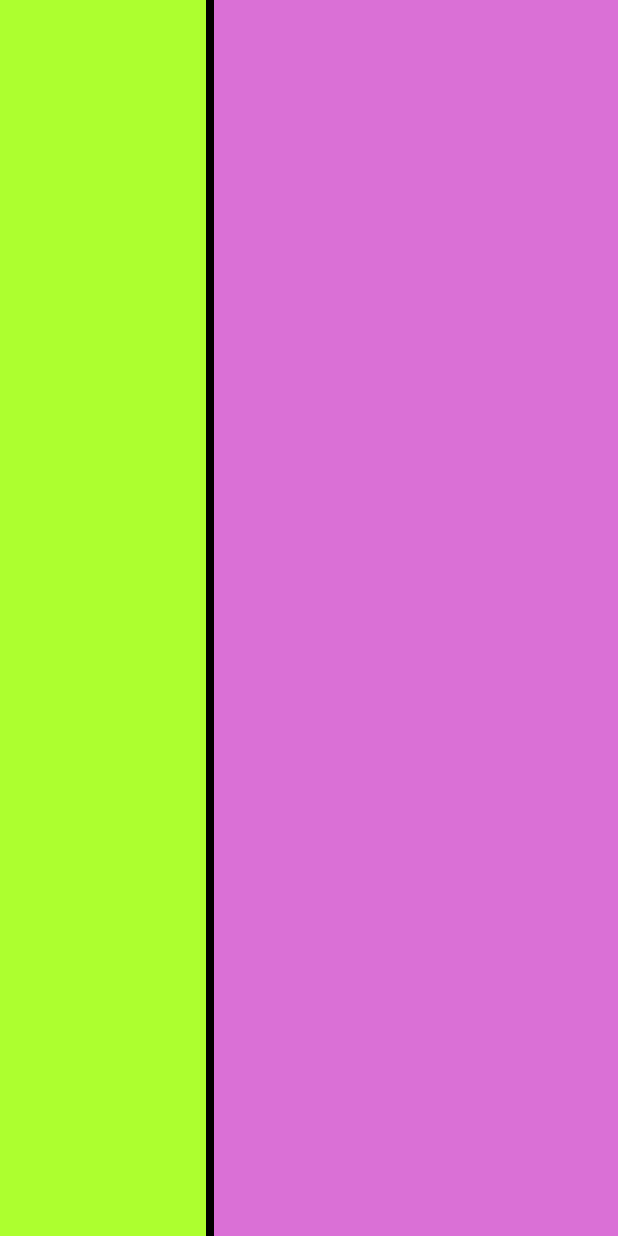
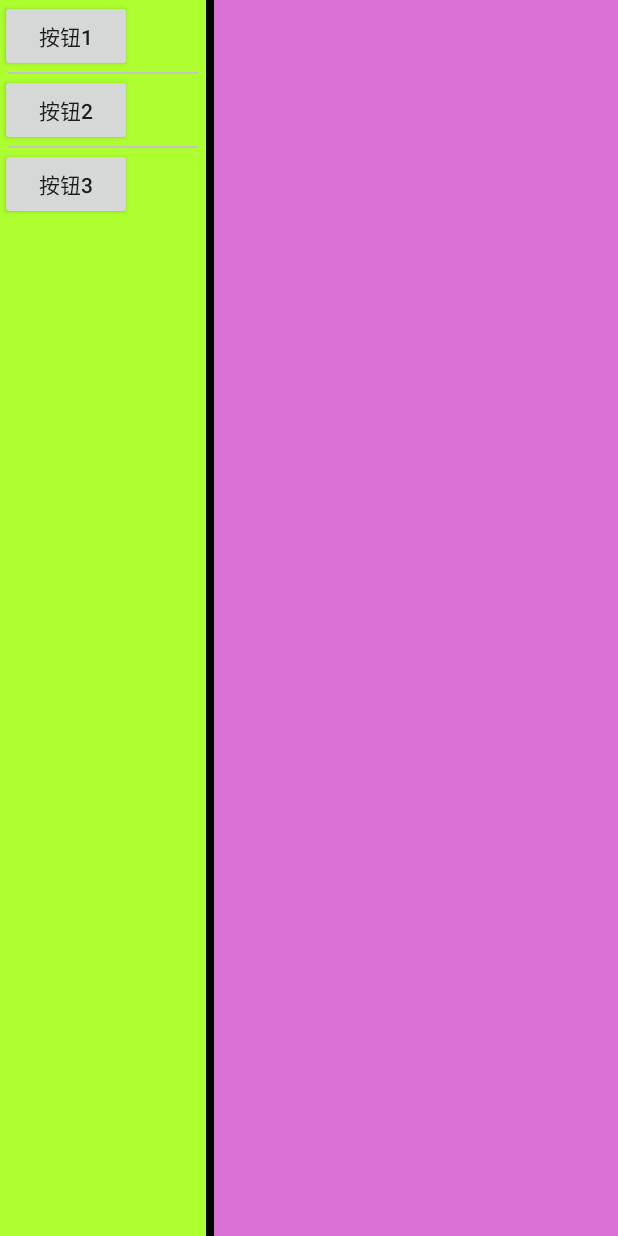
Before and after one commit to IcyLeaves/Beginning, an Android app: the screen it shows after launch (MainActivity), on a phone screen of 412 x 824 dp. Run offline under Robolectric (Android 15) with nearby library versions, the phone set to English and light mode, and no system bars.

Commit message:
LinearLayout-分割线效果② 利用drawable图片资源和图层divide属性实现

```diff
--- a/FirstApplication/app/src/main/res/layout/activity_main.xml
+++ b/FirstApplication/app/src/main/res/layout/activity_main.xml
@@ -9,17 +9,39 @@
     <LinearLayout
         android:layout_width="0dp"
         android:layout_height="fill_parent"
+        android:layout_weight="1"
         android:background="#ADFF2F"
-        android:layout_weight="1"/>
+        android:divider="@drawable/divideline"
+        android:dividerPadding="5dp"
+        android:orientation="vertical"
+        android:showDividers="middle">
+
+        <Button
+            android:layout_width="wrap_content"
+            android:layout_height="wrap_content"
+            android:text="按钮1" />
+
+        <Button
+            android:layout_width="wrap_content"
+            android:layout_height="wrap_content"
+            android:text="按钮2" />
+
+        <Button
+            android:layout_width="wrap_content"
+            android:layout_height="wrap_content"
+            android:text="按钮3" />
+
+    </LinearLayout>
 
     <LinearLayout
         android:layout_width="0dp"
         android:layout_height="fill_parent"
-        android:background="#DA70D6"
-        android:layout_weight="2">
+        android:layout_weight="2"
+        android:background="#DA70D6">
+
         <View
-        android:layout_width="5dp"
-        android:layout_height="match_parent"
-        android:background="#000000"/>
+            android:layout_width="5dp"
+            android:layout_height="match_parent"
+            android:background="#000000" />
     </LinearLayout>
 </LinearLayout>
```
Also changed, not shown: FirstApplication/app/src/main/res/drawable/divideline.png (added).
